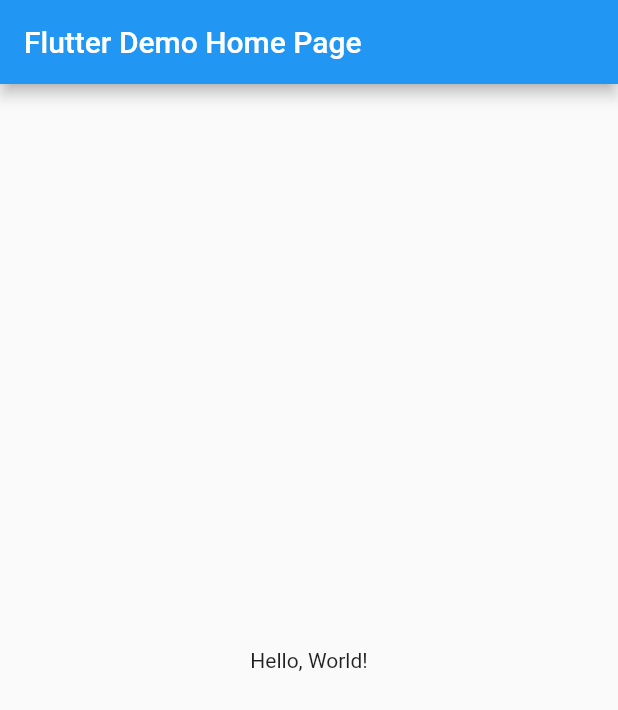
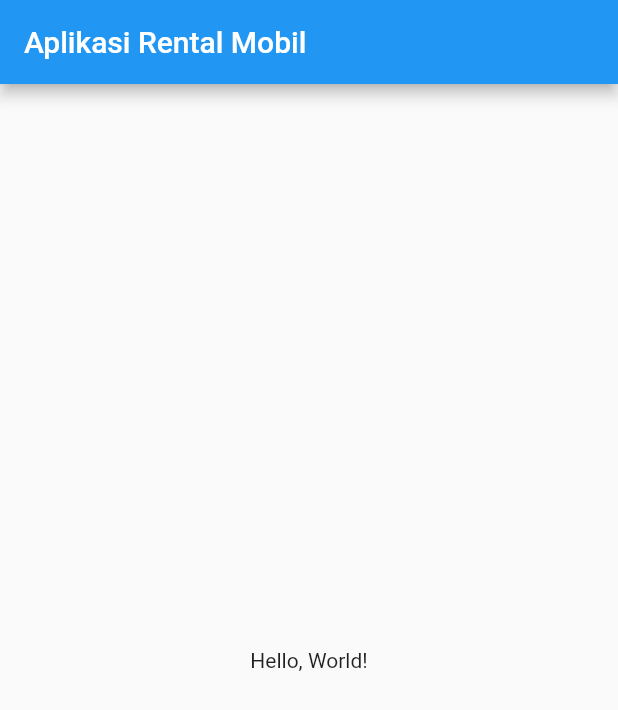
Before and after one commit to harundarat/test-flutlab, a Flutter app: the screen it shows after launch, on a phone screen of 412 x 824 dp. Shown: the top 710 px of the screen. Run offline on Flutter 3.47's test engine with Material 2 defaults, Android fonts, the phone set to English and light mode, and no system bars.

Commit message:
ganti judul

```diff
--- a/lib/main.dart
+++ b/lib/main.dart
@@ -16,7 +16,7 @@ class MyApp extends StatelessWidget {
         primarySwatch: Colors.blue,
       ),
       // A widget which will be started on application startup
-      home: MyHomePage(title: 'Flutter Demo Home Page'),
+      home: MyHomePage(title: 'Aplikasi Rental Mobil'),
     );
   }
 }
```
